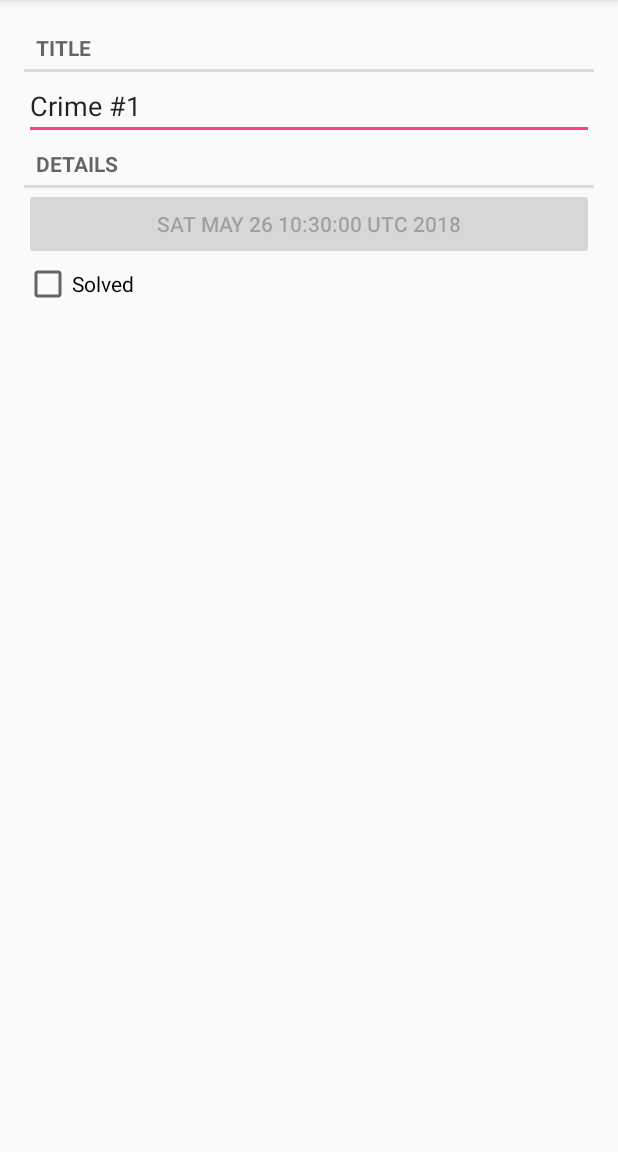
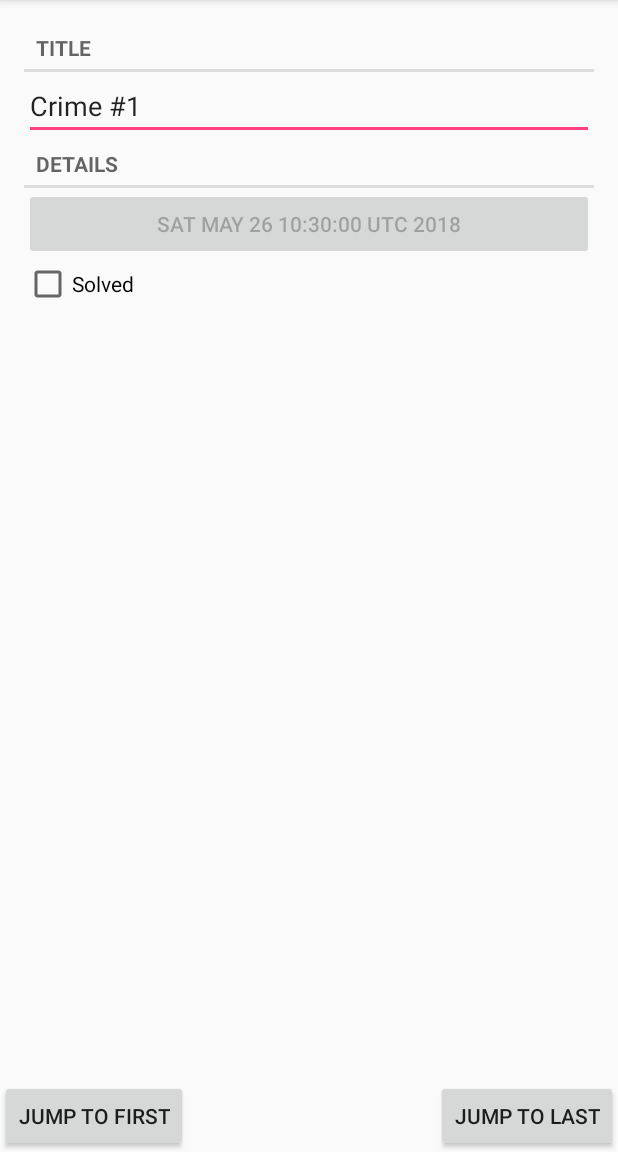
Before and after one commit to JigsawCorp/Android, an Android app: the screen it shows after launch (CrimeActivity before the commit, CrimePagerActivity after it), after a tap on an icon or button, on a phone screen of 412 x 824 dp, the part 84-1236 px from its top. Run offline under Robolectric (Android 15) with nearby library versions, the light colour scheme and no system bars.

Commit message:
Chapter 11 challenge 2 completed

```diff
--- a/CriminalIntent/app/src/main/AndroidManifest.xml
+++ b/CriminalIntent/app/src/main/AndroidManifest.xml
@@ -15,7 +15,7 @@
                 <category android:name="android.intent.category.LAUNCHER"/>
             </intent-filter>
         </activity>
-        <activity android:name=".CrimeActivity">
+        <activity android:name=".CrimePagerActivity">
         </activity>
     </application>
 
--- a/CriminalIntent/app/src/main/java/com/bignerdranch/android/criminalintent/CrimeActivity.java
+++ /dev/null
@@ -1,26 +0,0 @@
-package com.bignerdranch.android.criminalintent;
-
-import android.content.Context;
-import android.content.Intent;
-import android.support.v4.app.Fragment;
-import android.support.v7.app.AppCompatActivity;
-import android.os.Bundle;
-
-import java.util.UUID;
-
-public class CrimeActivity extends SingleFragmentActivity {
-
-    private static final String EXTRA_CRIME_ID = "com.bignerdranch.android.criminalintent.crime_id";
-
-    public static Intent newIntent(Context packageContext, UUID crimeId) {
-        Intent intent = new Intent(packageContext, CrimeActivity.class);
-        intent.putExtra(EXTRA_CRIME_ID, crimeId);
-        return intent;
-    }
-
-    @Override
-    protected Fragment createFragment() {
-        UUID crimeId = (UUID) getIntent().getSerializableExtra(EXTRA_CRIME_ID);
-        return CrimeFragment.newInstance(crimeId);
-    }
-}
--- a/CriminalIntent/app/src/main/java/com/bignerdranch/android/criminalintent/CrimeListFragment.java
+++ b/CriminalIntent/app/src/main/java/com/bignerdranch/android/criminalintent/CrimeListFragment.java
@@ -48,11 +48,6 @@
         updateUI();
     }
 
-    @Override
-    public void onSaveInstanceState(Bundle savedInstanceState) {
-        super.onSaveInstanceState(savedInstanceState);
-        savedInstanceState.putInt(ADAPTER_POSITION_KEY, mAdapterPosition);
-    }
 
     private void updateUI() {
         CrimeLab crimeLab = CrimeLab.get(getActivity());
@@ -64,7 +59,8 @@
             mCrimeRecyclerView.setAdapter(mAdapter);
         }
         else {
-            mAdapter.notifyItemChanged(mAdapterPosition);
+            //mAdapter.notifyItemChanged(mAdapterPosition);
+            mAdapter.notifyDataSetChanged();
             Log.i(TAG, "notifyItemChanged(), position is: " + mAdapterPosition);
         }
     }
@@ -97,7 +93,7 @@
         @Override
         public void onClick(View view) {
             mAdapterPosition = getAdapterPosition();
-            Intent intent = CrimeActivity.newIntent(getActivity(), mCrime.getId());
+            Intent intent = CrimePagerActivity.newIntent(getActivity(), mCrime.getId());
             startActivity(intent);
         }
     }
--- /dev/null
+++ b/CriminalIntent/app/src/main/java/com/bignerdranch/android/criminalintent/CrimePagerActivity.java
@@ -0,0 +1,131 @@
+package com.bignerdranch.android.criminalintent;
+
+import android.content.Context;
+import android.content.Intent;
+import android.os.Bundle;
+import android.support.v4.app.Fragment;
+import android.support.v4.app.FragmentManager;
+import android.support.v4.app.FragmentPagerAdapter;
+import android.support.v4.view.ViewPager;
+import android.support.v7.app.AppCompatActivity;
+import android.util.Log;
+import android.view.View;
+import android.widget.Button;
+
+import java.util.List;
+import java.util.UUID;
+
+public class CrimePagerActivity extends AppCompatActivity {
+
+    private static final String EXTRA_CRIME_ID = "com.bignerdranch.android.criminalintent.crime_id";
+    private static final String ADAPTER_POSITION_KEY = "adapter_position_key";
+    private static final String TAG = "CrimeListFragment";
+
+    private ViewPager mViewPager;
+    private Button mJumpFirstButton;
+    private Button mJumpLastButton;
+    private List<Crime> mCrimes;
+    private int mAdapterPosition;
+
+    public static Intent newIntent(Context packageContext, UUID crimeId) {
+        Intent intent = new Intent(packageContext, CrimePagerActivity.class);
+        intent.putExtra(EXTRA_CRIME_ID, crimeId);
+        return intent;
+    }
+
+    @Override
+    public void onPause() {
+        super.onPause();
+    }
+    @Override
+    protected void onCreate(Bundle savedInstanceState) {
+        super.onCreate(savedInstanceState);
+        setContentView(R.layout.activity_crime_pager);
+
+        UUID crimeId = (UUID) getIntent().getSerializableExtra(EXTRA_CRIME_ID);
+
+        mViewPager = (ViewPager) findViewById(R.id.crime_view_pager);
+        mViewPager.addOnPageChangeListener(new ViewPager.OnPageChangeListener() {
+            @Override
+            public void onPageScrolled(int position, float positionOffset, int positionOffsetPixels) {
+                // Potato
+            }
+
+            @Override
+            public void onPageSelected(int position) {
+                updateButtons(position);
+                mAdapterPosition = position;
+            }
+
+            @Override
+            public void onPageScrollStateChanged(int state) {
+                // Blyat
+            }
+        });
+
+        mJumpFirstButton = (Button) findViewById(R.id.jump_first_button);
+        mJumpFirstButton.setOnClickListener(new View.OnClickListener() {
+            @Override
+            public void onClick(View v) {
+                mViewPager.setCurrentItem(0);
+            }
+        });
+
+        mJumpLastButton = (Button) findViewById(R.id.jump_last_button);
+        mJumpLastButton.setOnClickListener(new View.OnClickListener() {
+            @Override
+            public void onClick(View v) {
+                mViewPager.setCurrentItem(mCrimes.size() - 1);
+            }
+        });
+
+        mCrimes = CrimeLab.get(this).getCrimes();
+        FragmentManager fragmentManager = getSupportFragmentManager();
+        mViewPager.setAdapter(new FragmentPagerAdapter(fragmentManager) {
+
+            @Override
+            public Fragment getItem(int position) {
+                Crime crime = mCrimes.get(position);
+                return CrimeFragment.newInstance(crime.getId());
+            }
+
+            @Override
+            public int getCount() {
+                return mCrimes.size();
+            }
+
+        });
+
+        for (int i = 0; i < mCrimes.size(); ++i) {
+            if(mCrimes.get(i).getId().equals(crimeId)) {
+                mViewPager.setCurrentItem(i);
+                updateButtons(i);
+                mAdapterPosition = i;
+                break;
+            }
+        }
+    }
+
+    @Override
+    public void onSaveInstanceState(Bundle savedInstanceState) {
+        super.onSaveInstanceState(savedInstanceState);
+        savedInstanceState.putInt(ADAPTER_POSITION_KEY, mAdapterPosition);
+        Log.i(TAG, "onSaveInstanceState: ");
+    }
+
+
+    private void updateButtons(int position) {
+        if(position == 0) {
+            mJumpFirstButton.setEnabled(false);
+            mJumpLastButton.setEnabled(true);
+        }
+        else if(position == (mCrimes.size() - 1)) {
+            mJumpLastButton.setEnabled(false);
+            mJumpFirstButton.setEnabled(true);
+        }
+        else {
+            mJumpFirstButton.setEnabled(true);
+            mJumpLastButton.setEnabled(true);
+        }
+    }
+}
--- /dev/null
+++ b/CriminalIntent/app/src/main/res/layout/activity_crime_pager.xml
@@ -0,0 +1,37 @@
+<?xml version="1.0" encoding="utf-8"?>
+
+<FrameLayout
+    xmlns:android="http://schemas.android.com/apk/res/android"
+    android:layout_height="match_parent"
+    android:layout_width="match_parent"
+    android:orientation="vertical">
+
+    <android.support.v4.view.ViewPager
+        android:id="@+id/crime_view_pager"
+        android:layout_width="match_parent"
+        android:layout_height="wrap_content"
+        android:layout_margin="16dp"></android.support.v4.view.ViewPager>
+
+    <FrameLayout
+        android:layout_marginTop="16dp"
+        android:layout_width="match_parent"
+        android:layout_height="wrap_content"
+        android:layout_gravity="bottom|center_horizontal"
+        android:orientation="horizontal">
+
+        <Button
+            android:id="@+id/jump_first_button"
+            android:layout_width="wrap_content"
+            android:layout_height="wrap_content"
+            android:layout_gravity="left"
+            android:text="@string/crime_jump_first_button" />
+
+        <Button
+            android:id="@+id/jump_last_button"
+            android:layout_width="wrap_content"
+            android:layout_height="wrap_content"
+            android:layout_gravity="right"
+            android:text="@string/crime_jump_last_button" />
+
+    </FrameLayout>
+</FrameLayout>
--- a/CriminalIntent/app/src/main/res/values/strings.xml
+++ b/CriminalIntent/app/src/main/res/values/strings.xml
@@ -5,4 +5,6 @@
     <string name="crime_details_label">Details</string>
     <string name="crime_solved_label">Solved</string>
     <string name="crime_contact_police">Contact Police</string>
+    <string name="crime_jump_first_button">jump to first</string>
+    <string name="crime_jump_last_button">jump to last</string>
 </resources>
```
